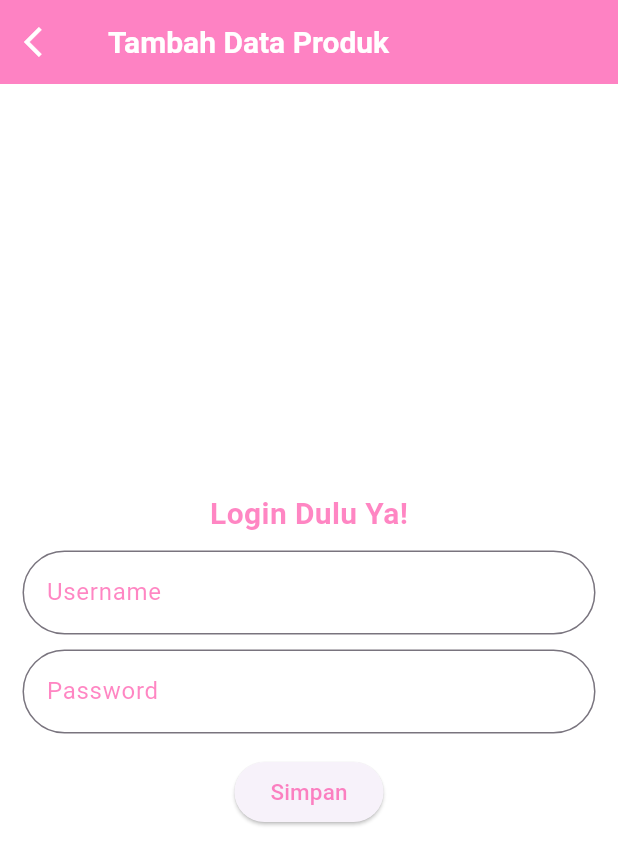
After one commit to NadyaYohanaPutri/ukk_2025, a Flutter app: the InsertProduk screen opened directly, on a phone screen of 412 x 824 dp. The commit adds this screen. Shown: the top 865 px of the screen. Run offline on Flutter 3.47's test engine with Material 3 defaults, Android fonts, the phone set to English and light mode, and no system bars; our stand-ins replace supabase_flutter; accounts and stored records are empty.

Commit message:
crud user

```diff
--- a/lib/home_page.dart
+++ b/lib/home_page.dart
@@ -53,7 +53,7 @@ class _HomePageState extends State<HomePage> {
                   title: const Text(
                     'Logout',
                     style: TextStyle(
-                        color: Color.fromARGB(121, 255, 0, 128), fontSize: 10),
+                        color: Color.fromARGB(121, 255, 0, 128), fontSize: 15),
                   ),
                   onTap: () {
                     Navigator.push(context,
--- /dev/null
+++ b/lib/produk/insert_produk.dart
@@ -0,0 +1,92 @@
+import 'package:flutter/material.dart';
+import 'package:flutter_application_1/produk/index_produk.dart';
+
+class InsertProduk extends StatefulWidget {
+  const InsertProduk({super.key});
+
+  @override
+  State<InsertProduk> createState() => _InsertProdukState();
+}
+
+class _InsertProdukState extends State<InsertProduk> {
+  @override
+  Widget build(BuildContext context) {
+    return Scaffold(
+        appBar: AppBar(
+          backgroundColor: const Color.fromARGB(121, 255, 0, 128),
+          leading: IconButton(
+            icon: const Icon(
+              Icons.arrow_back_ios,
+              color: Colors.white,
+            ),
+            onPressed: () {
+              Navigator.pop(context);
+            },
+          ),
+          title: const Text(
+            'Tambah Data Produk',
+            style: TextStyle(
+                color: Colors.white, fontSize: 20, fontWeight: FontWeight.bold),
+          ),
+        ),
+        body: Container(
+          decoration: const BoxDecoration(color: Colors.white),
+          child: Center(
+            child: Container(
+              padding: const EdgeInsets.all(15),
+              child: Column(
+                mainAxisAlignment: MainAxisAlignment.center,
+                children: [
+                  const Text(
+                    'Login Dulu Ya!',
+                    style: TextStyle(
+                        color: Color.fromARGB(121, 255, 0, 128),
+                        fontSize: 20,
+                        fontWeight: FontWeight.bold),
+                  ),
+                  const SizedBox(
+                    height: 10,
+                  ),
+                  TextField(
+                    decoration: InputDecoration(
+                        hintText: 'Username',
+                        hintStyle: const TextStyle(
+                            color: Color.fromARGB(121, 255, 0, 128),
+                            fontSize: 16),
+                        border: OutlineInputBorder(
+                            borderRadius: BorderRadius.circular(30))),
+                  ),
+                  const SizedBox(
+                    height: 10,
+                  ),
+                  TextField(
+                    decoration: InputDecoration(
+                        hintText: 'Password',
+                        hintStyle: const TextStyle(
+                            color: Color.fromARGB(121, 255, 0, 128),
+                            fontSize: 16),
+                        border: OutlineInputBorder(
+                            borderRadius: BorderRadius.circular(30))),
+                  ),
+                  const SizedBox(
+                    height: 15,
+                  ),
+                  ElevatedButton(
+                    onPressed: () {
+                      Navigator.pushReplacement(
+                          context,
+                          MaterialPageRoute(
+                              builder: (context) => const IndexProduk()));
+                    },
+                    child: const Text('Simpan',
+                        style: TextStyle(
+                            color: Color.fromARGB(121, 255, 0, 128),
+                            fontSize: 15)),
+                  )
+                ],
+              ),
+            ),
+          ),
+        ));
+  }
+}
```
Also changed, not shown: lib/produk/index_produk.dart (+110 -1 lines), lib/produk/update_produk.dart (added, +15 -0 lines).
